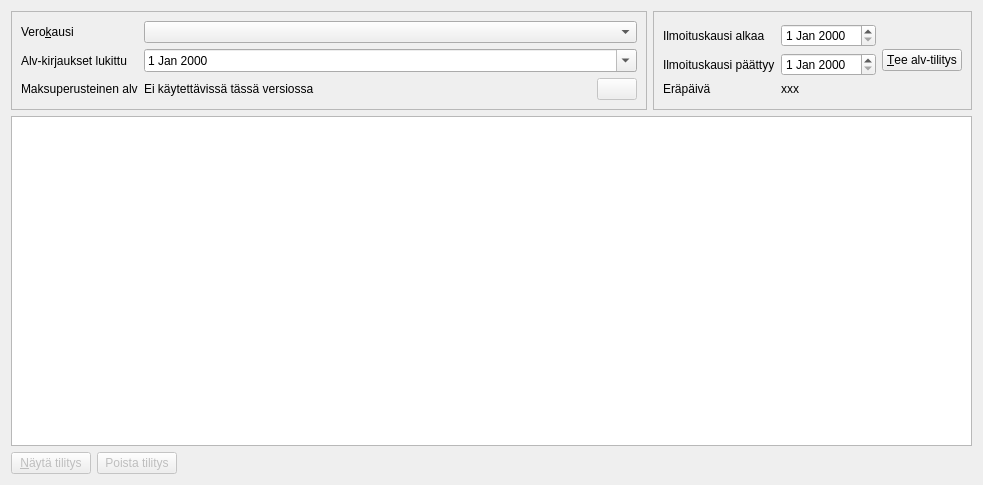
Above: kitupiikki/alv/arvonlisavero.ui from artoh/kitupiikki before the change. Below: the same form after it.
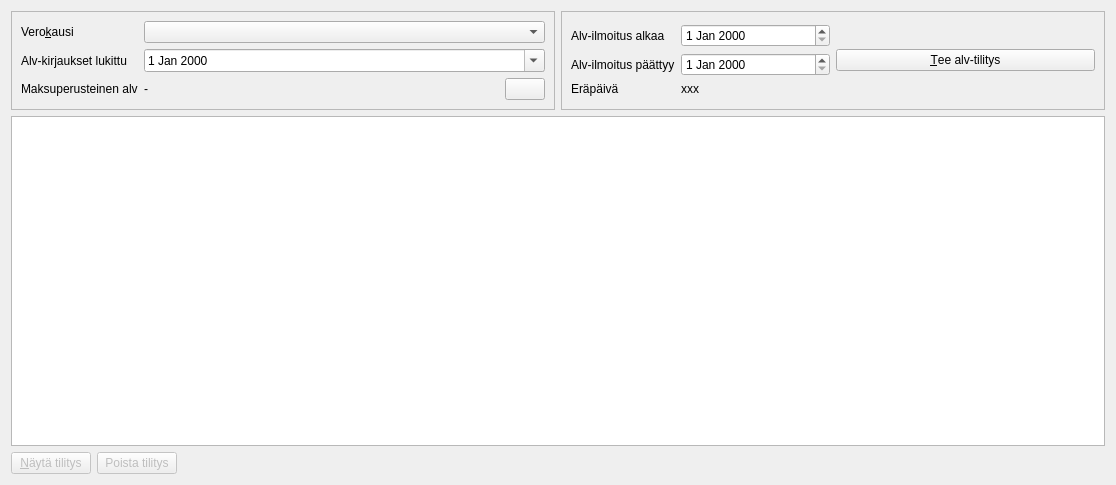
That is the form after the change. Icons and pictures are not drawn.

```diff
--- a/kitupiikki/alv/arvonlisavero.ui
+++ b/kitupiikki/alv/arvonlisavero.ui
@@ -6,7 +6,7 @@
    <rect>
     <x>0</x>
     <y>0</y>
-    <width>983</width>
+    <width>1116</width>
     <height>485</height>
    </rect>
   </property>
@@ -15,7 +15,7 @@
   </property>
   <layout class="QVBoxLayout" name="verticalLayout_3">
    <item>
-    <layout class="QHBoxLayout" name="horizontalLayout_7">
+    <layout class="QHBoxLayout" name="horizontalLayout_7" stretch="1,1">
      <item>
       <widget class="QFrame" name="frame">
        <property name="frameShape">
@@ -72,14 +72,14 @@
             <item>
              <widget class="QLabel" name="maksuAlv">
               <property name="text">
-               <string>Ei käytettävissä tässä versiossa</string>
+               <string>-</string>
               </property>
              </widget>
             </item>
             <item>
              <widget class="QPushButton" name="maksuperusteNappi">
               <property name="enabled">
-               <bool>false</bool>
+               <bool>true</bool>
               </property>
               <property name="text">
                <string/>
@@ -113,7 +113,7 @@
             <item row="0" column="0">
              <widget class="QLabel" name="label_3">
               <property name="text">
-               <string>Ilmoituskausi alkaa</string>
+               <string>Alv-ilmoitus alkaa</string>
               </property>
              </widget>
             </item>
@@ -137,7 +137,7 @@
             <item row="1" column="0">
              <widget class="QLabel" name="label_6">
               <property name="text">
-               <string>Ilmoituskausi päättyy</string>
+               <string>Alv-ilmoitus päättyy</string>
               </property>
              </widget>
             </item>
```
Left out of the diff: 2 changed lines with no effect on the pictures.
